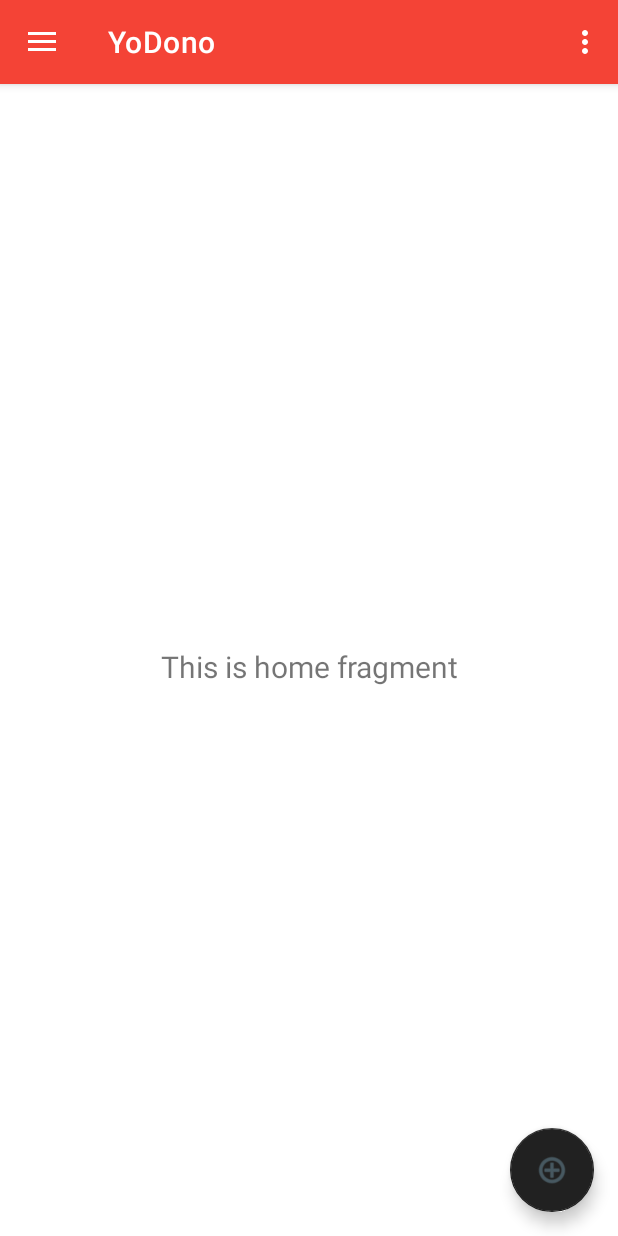
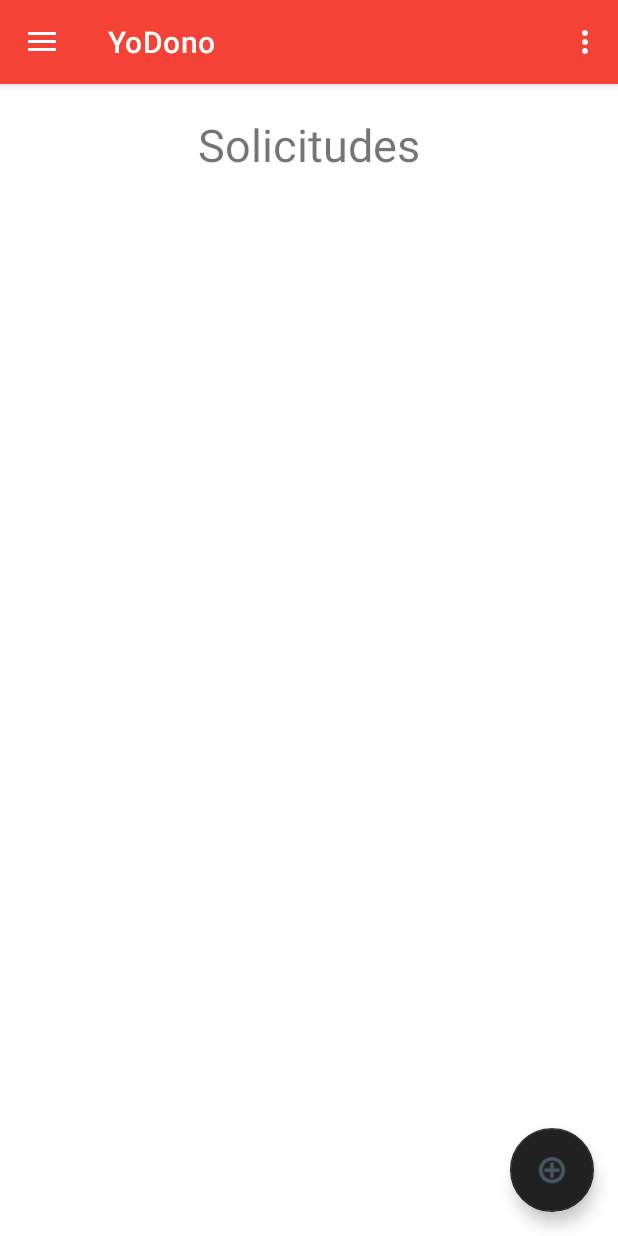
Before and after one commit to Shadowpride/YoDono, an Android app: the screen it shows after launch (MainActivity), on a phone screen of 412 x 824 dp. Run offline under Robolectric (Android 15) with nearby library versions, the phone set to English and light mode, and no system bars; our stand-ins replace Room's generated code, navigation-ui; 3 statements that could not run were skipped.

Commit message:
RecyclerView Solicitudes en HomeFragment

```diff
--- a/app/src/main/java/uy/yodono/ui/home/HomeFragment.java
+++ b/app/src/main/java/uy/yodono/ui/home/HomeFragment.java
@@ -1,9 +1,12 @@
 package uy.yodono.ui.home;
 
+import android.content.Intent;
 import android.os.Bundle;
 import android.view.LayoutInflater;
 import android.view.View;
 import android.view.ViewGroup;
+import android.widget.LinearLayout;
+import android.widget.ListAdapter;
 import android.widget.TextView;
 
 import androidx.annotation.NonNull;
@@ -11,25 +14,43 @@ import androidx.annotation.Nullable;
 import androidx.fragment.app.Fragment;
 import androidx.lifecycle.Observer;
 import androidx.lifecycle.ViewModelProvider;
+import androidx.recyclerview.widget.LinearLayoutManager;
+import androidx.recyclerview.widget.RecyclerView;
 
+import uy.yodono.DonantesAdapter;
+import uy.yodono.Entidades.Donantes;
+import uy.yodono.Entidades.Solicitudes;
 import uy.yodono.R;
+import uy.yodono.SolicitudesAdapter;
+import uy.yodono.YoDonoViewModel;
 
 public class HomeFragment extends Fragment {
 
-    private HomeViewModel homeViewModel;
+    Intent intent;
+    SolicitudesAdapter adapter;
+    private YoDonoViewModel yoDonoViewModel;
 
-    public View onCreateView(@NonNull LayoutInflater inflater,
-                             ViewGroup container, Bundle savedInstanceState) {
-        homeViewModel =
-                new ViewModelProvider(this).get(HomeViewModel.class);
-        View root = inflater.inflate(R.layout.fragment_home, container, false);
-        final TextView textView = root.findViewById(R.id.text_home);
-        homeViewModel.getText().observe(getViewLifecycleOwner(), new Observer<String>() {
-            @Override
-            public void onChanged(@Nullable String s) {
-                textView.setText(s);
-            }
-        });
-        return root;
+    @Override
+    public View onCreateView(LayoutInflater inflater, @Nullable ViewGroup container, Bundle savedInstanceState){
+        View view = inflater.inflate(R.layout.fragment_home, container, false);
+
+        RecyclerView recyclerView = view.findViewById(R.id.ListRecyclerViewSolicitudes);
+        recyclerView.setLayoutManager(new LinearLayoutManager(getActivity()));
+
+        adapter = new SolicitudesAdapter();
+        recyclerView.setAdapter(adapter);
+        recyclerView.setHasFixedSize(true);
+
+        intent = getActivity().getIntent();
+
+
+        yoDonoViewModel = new ViewModelProvider(this,
+                ViewModelProvider.AndroidViewModelFactory
+                        .getInstance(this.getActivity().getApplication()))
+                .get(YoDonoViewModel.class);
+
+
+        return view;
+
     }
 }
--- a/app/src/main/java/uy/yodono/ui/home/HomeViewModel.java
+++ b/app/src/main/java/uy/yodono/ui/home/HomeViewModel.java
@@ -10,7 +10,7 @@ public class HomeViewModel extends ViewModel {
 
     public HomeViewModel() {
         mText = new MutableLiveData<>();
-        mText.setValue("This is home fragment");
+        mText.setValue("");
     }
 
     public LiveData<String> getText() {
--- a/app/src/main/res/layout/fragment_home.xml
+++ b/app/src/main/res/layout/fragment_home.xml
@@ -2,21 +2,43 @@
 <androidx.constraintlayout.widget.ConstraintLayout xmlns:android="http://schemas.android.com/apk/res/android"
     xmlns:app="http://schemas.android.com/apk/res-auto"
     xmlns:tools="http://schemas.android.com/tools"
+    android:id="@+id/ListaSolicitudes"
     android:layout_width="match_parent"
     android:layout_height="match_parent"
     tools:context=".ui.home.HomeFragment">
 
-    <TextView
-        android:id="@+id/text_home"
+    <LinearLayout
+        android:id="@+id/tvListaSolicitudes"
         android:layout_width="match_parent"
-        android:layout_height="wrap_content"
-        android:layout_marginStart="8dp"
-        android:layout_marginTop="8dp"
-        android:layout_marginEnd="8dp"
-        android:textAlignment="center"
-        android:textSize="20sp"
-        app:layout_constraintBottom_toBottomOf="parent"
-        app:layout_constraintEnd_toEndOf="parent"
-        app:layout_constraintStart_toStartOf="parent"
-        app:layout_constraintTop_toTopOf="parent" />
+        android:layout_height="match_parent"
+        android:orientation="vertical"
+        android:layout_margin="20dp"
+        android:gravity="center_horizontal">
+
+        <TextView
+            android:layout_width="wrap_content"
+            android:layout_height="wrap_content"
+            android:text="Solicitudes"
+            android:textSize="30dp"
+            app:layout_constraintStart_toStartOf="parent"
+            app:layout_constraintTop_toTopOf="parent"/>
+
+        <androidx.recyclerview.widget.RecyclerView
+            android:id="@+id/ListRecyclerViewSolicitudes"
+            android:layout_width="match_parent"
+            android:layout_height="match_parent"
+            android:layout_marginStart="1dp"
+            android:layout_marginLeft="1dp"
+            android:layout_marginTop="8dp"
+            android:layout_marginEnd="1dp"
+            android:layout_marginRight="1dp"
+            android:layout_marginBottom="1dp"
+            app:layout_constraintBottom_toBottomOf="parent"
+            app:layout_constraintEnd_toEndOf="parent"
+            app:layout_constraintStart_toStartOf="parent"
+            app:layout_constraintTop_toBottomOf="@+id/tvListaSolicitudes" />
+    </LinearLayout>
+
+
+
 </androidx.constraintlayout.widget.ConstraintLayout>
```
Also changed, not shown: app/src/main/java/uy/yodono/SolicitudesAdapter.java (added, +63 -0 lines).
